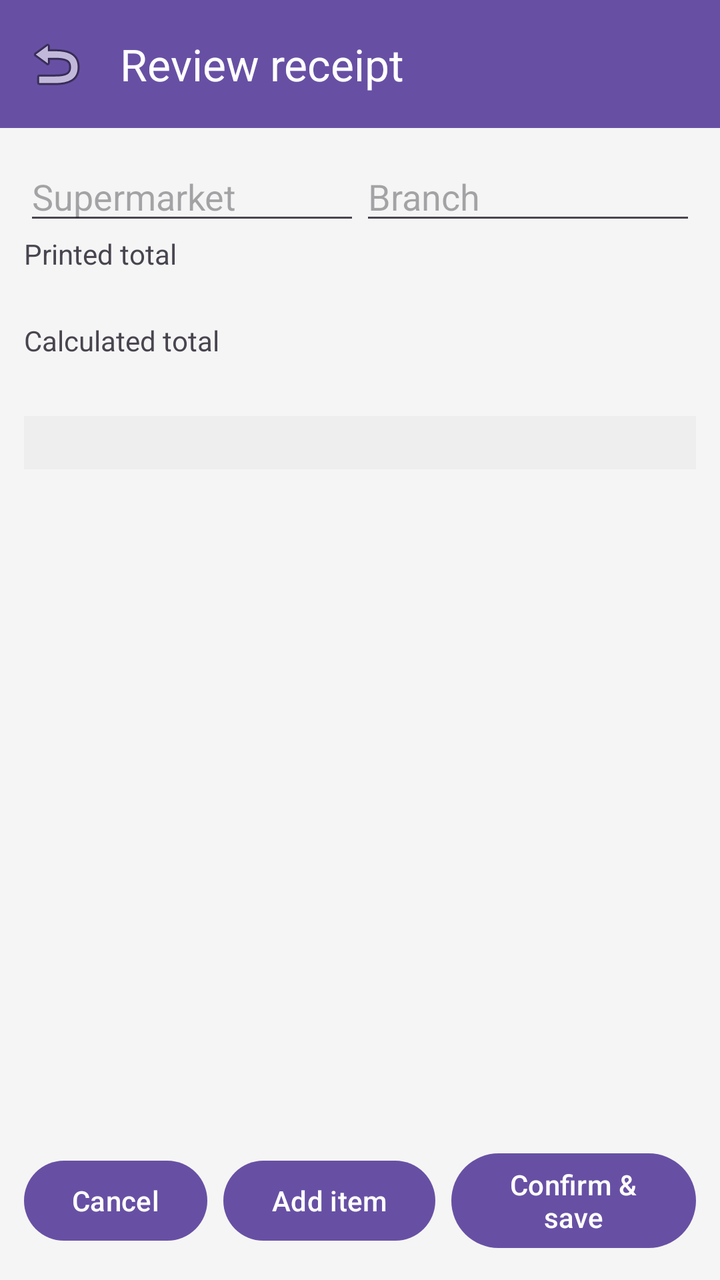
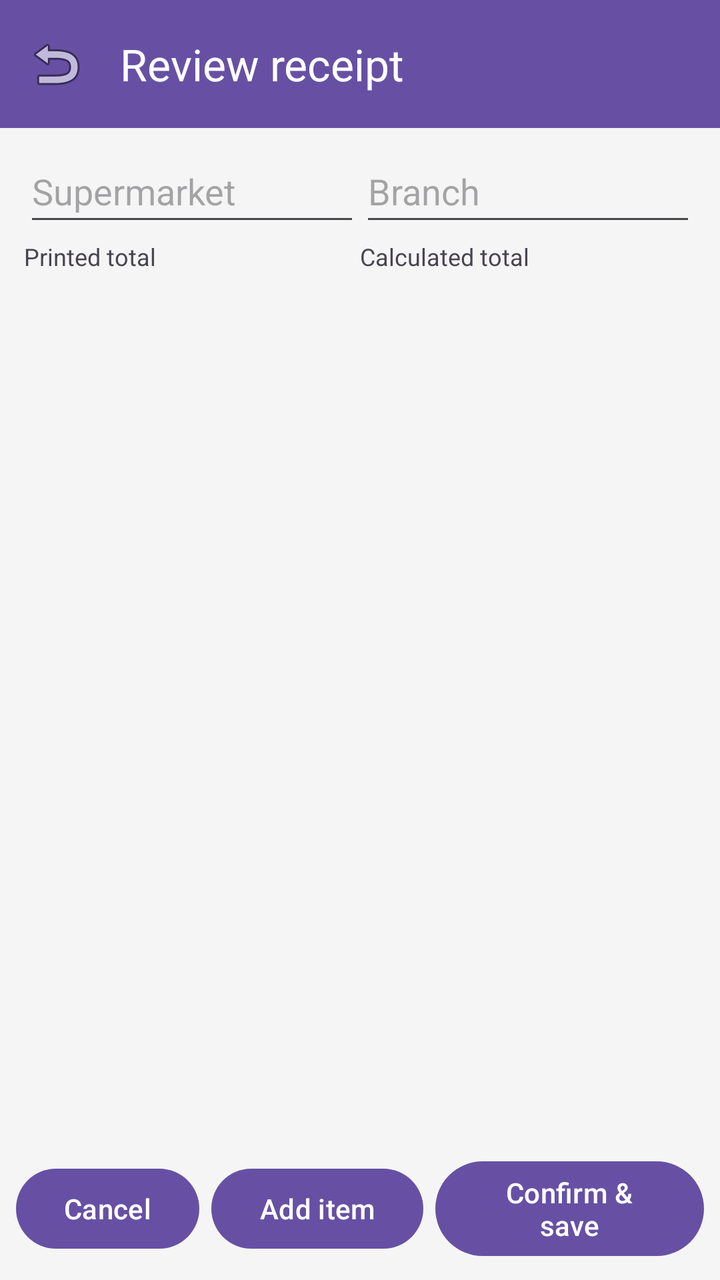

The first picture is an Android layout as it rendered before a commit; the second is the same layout after the commit. The layout source and the unified diff follow.
<!-- AndroidManifest.xml: application theme Theme.NzReceiptApp -->
<!-- res/layout/fragment_receipt_review.xml -->
<?xml version="1.0" encoding="utf-8"?>
<androidx.constraintlayout.widget.ConstraintLayout xmlns:android="http://schemas.android.com/apk/res/android"
    xmlns:app="http://schemas.android.com/apk/res-auto"
    android:layout_width="match_parent"
    android:layout_height="match_parent"
    android:background="#F5F5F5">

    <androidx.appcompat.widget.Toolbar
        android:id="@+id/toolbar"
        android:layout_width="0dp"
        android:layout_height="?attr/actionBarSize"
        android:background="?attr/colorPrimary"
        app:layout_constraintEnd_toEndOf="parent"
        app:layout_constraintStart_toStartOf="parent"
        app:layout_constraintTop_toTopOf="parent"
        app:navigationIcon="@android:drawable/ic_menu_revert"
        app:title="Review receipt"
        app:titleTextColor="@android:color/white" />

    <LinearLayout
        android:id="@+id/review_header"
        android:layout_width="0dp"
        android:layout_height="wrap_content"
        android:orientation="vertical"
        android:padding="12dp"
        app:layout_constraintEnd_toEndOf="parent"
        app:layout_constraintStart_toStartOf="parent"
        app:layout_constraintTop_toBottomOf="@id/toolbar">

        <LinearLayout
            android:layout_width="match_parent"
            android:layout_height="wrap_content"
            android:orientation="horizontal">

            <EditText
                android:id="@+id/edit_chain"
                android:layout_width="0dp"
                android:layout_height="wrap_content"
                android:layout_weight="1"
                android:hint="Supermarket" />

            <EditText
                android:id="@+id/edit_branch"
                android:layout_width="0dp"
                android:layout_height="wrap_content"
                android:layout_weight="1"
                android:hint="Branch" />
        </LinearLayout>

        <TextView
            android:layout_width="wrap_content"
            android:layout_height="wrap_content"
            android:text="Printed total" />

        <TextView
            android:id="@+id/txt_printed_total"
            android:layout_width="wrap_content"
            android:layout_height="wrap_content"
            android:textSize="18sp"
            android:textStyle="bold" />

        <TextView
            android:layout_width="wrap_content"
            android:layout_height="wrap_content"
            android:text="Calculated total" />

        <TextView
            android:id="@+id/txt_calculated_total"
            android:layout_width="wrap_content"
            android:layout_height="wrap_content"
            android:textSize="18sp"
            android:textStyle="bold" />

        <TextView
            android:id="@+id/txt_total_warning"
            android:layout_width="match_parent"
            android:layout_height="wrap_content"
            android:textColor="#B00020"
            android:visibility="gone" />

        <TextView
            android:id="@+id/txt_raw_ocr"
            android:layout_width="match_parent"
            android:layout_height="wrap_content"
            android:layout_marginTop="4dp"
            android:background="#EEEEEE"
            android:ellipsize="end"
            android:maxLines="3"
            android:padding="6dp"
            android:textSize="11sp" />
    </LinearLayout>

    <androidx.recyclerview.widget.RecyclerView
        android:id="@+id/rv_review_items"
        android:layout_width="0dp"
        android:layout_height="0dp"
        android:clipToPadding="false"
        android:paddingVertical="4dp"
        app:layout_constraintBottom_toTopOf="@id/review_actions"
        app:layout_constraintEnd_toEndOf="parent"
        app:layout_constraintStart_toStartOf="parent"
        app:layout_constraintTop_toBottomOf="@id/review_header" />

    <LinearLayout
        android:id="@+id/review_actions"
        android:layout_width="0dp"
        android:layout_height="wrap_content"
        android:gravity="end|center_vertical"
        android:orientation="horizontal"
        android:padding="12dp"
        app:layout_constraintBottom_toBottomOf="parent"
        app:layout_constraintEnd_toEndOf="parent"
        app:layout_constraintStart_toStartOf="parent">

        <ProgressBar
            android:id="@+id/progress_save"
            android:layout_width="32dp"
            android:layout_height="32dp"
            android:layout_marginEnd="8dp"
            android:visibility="gone" />

        <Button
            android:id="@+id/btn_cancel"
            android:layout_width="wrap_content"
            android:layout_height="wrap_content"
            android:text="Cancel" />

        <Button
            android:id="@+id/btn_add_item"
            android:layout_width="wrap_content"
            android:layout_height="wrap_content"
            android:layout_marginStart="8dp"
            android:text="Add item" />

        <Button
            android:id="@+id/btn_save_receipt"
            android:layout_width="wrap_content"
            android:layout_height="wrap_content"
            android:layout_marginStart="8dp"
            android:text="Confirm &amp; save" />
    </LinearLayout>
</androidx.constraintlayout.widget.ConstraintLayout>
<!-- resources referenced by this layout -->
<resources>
  <style name="Theme.NzReceiptApp" parent="Base.Theme.NzReceiptApp" />
  <style name="Base.Theme.NzReceiptApp" parent="Theme.Material3.DayNight.NoActionBar">
          
          
      </style>
</resources>

<!-- the commit's change to res/layout/fragment_receipt_review.xml (unified diff, before → after) -->
@@ -1,5 +1,6 @@
 <?xml version="1.0" encoding="utf-8"?>
-<androidx.constraintlayout.widget.ConstraintLayout xmlns:android="http://schemas.android.com/apk/res/android"
+<androidx.constraintlayout.widget.ConstraintLayout
+    xmlns:android="http://schemas.android.com/apk/res/android"
     xmlns:app="http://schemas.android.com/apk/res-auto"
     android:layout_width="match_parent"
     android:layout_height="match_parent"
@@ -22,7 +23,9 @@
         android:layout_width="0dp"
         android:layout_height="wrap_content"
         android:orientation="vertical"
-        android:padding="12dp"
+        android:paddingHorizontal="12dp"
+        android:paddingTop="6dp"
+        android:paddingBottom="4dp"
         app:layout_constraintEnd_toEndOf="parent"
         app:layout_constraintStart_toStartOf="parent"
         app:layout_constraintTop_toBottomOf="@id/toolbar">
@@ -35,59 +38,77 @@
             <EditText
                 android:id="@+id/edit_chain"
                 android:layout_width="0dp"
-                android:layout_height="wrap_content"
+                android:layout_height="48dp"
                 android:layout_weight="1"
-                android:hint="Supermarket" />
+                android:hint="Supermarket"
+                android:singleLine="true" />
 
             <EditText
                 android:id="@+id/edit_branch"
                 android:layout_width="0dp"
+                android:layout_height="48dp"
+                android:layout_weight="1"
+                android:hint="Branch"
+                android:singleLine="true" />
+        </LinearLayout>
+
+        
+        <LinearLayout
+            android:layout_width="match_parent"
+            android:layout_height="wrap_content"
+            android:orientation="horizontal"
+            android:paddingTop="2dp">
+
+            <LinearLayout
+                android:layout_width="0dp"
                 android:layout_height="wrap_content"
                 android:layout_weight="1"
-                android:hint="Branch" />
+                android:orientation="vertical">
+
+                <TextView
+                    android:layout_width="wrap_content"
+                    android:layout_height="wrap_content"
+                    android:text="Printed total"
+                    android:textSize="12sp" />
+
+                <TextView
+                    android:id="@+id/txt_printed_total"
+                    android:layout_width="wrap_content"
+                    android:layout_height="wrap_content"
+                    android:textSize="18sp"
+                    android:textStyle="bold" />
+            </LinearLayout>
+
+            <LinearLayout
+                android:layout_width="0dp"
+                android:layout_height="wrap_content"
+                android:layout_weight="1"
+                android:orientation="vertical">
+
+                <TextView
+                    android:layout_width="wrap_content"
+                    android:layout_height="wrap_content"
+                    android:text="Calculated total"
+                    android:textSize="12sp" />
+
+                <TextView
+                    android:id="@+id/txt_calculated_total"
+                    android:layout_width="wrap_content"
+                    android:layout_height="wrap_content"
+                    android:textSize="18sp"
+                    android:textStyle="bold" />
+            </LinearLayout>
         </LinearLayout>
-
-        <TextView
-            android:layout_width="wrap_content"
-            android:layout_height="wrap_content"
-            android:text="Printed total" />
-
-        <TextView
-            android:id="@+id/txt_printed_total"
-            android:layout_width="wrap_content"
-            android:layout_height="wrap_content"
-            android:textSize="18sp"
-            android:textStyle="bold" />
-
-        <TextView
-            android:layout_width="wrap_content"
-            android:layout_height="wrap_content"
-            android:text="Calculated total" />
-
-        <TextView
-            android:id="@+id/txt_calculated_total"
-            android:layout_width="wrap_content"
-            android:layout_height="wrap_content"
-            android:textSize="18sp"
-            android:textStyle="bold" />
 
         <TextView
             android:id="@+id/txt_total_warning"
             android:layout_width="match_parent"
             android:layout_height="wrap_content"
+            android:paddingTop="2dp"
             android:textColor="#B00020"
+            android:textSize="12sp"
             android:visibility="gone" />
 
-        <TextView
-            android:id="@+id/txt_raw_ocr"
-            android:layout_width="match_parent"
-            android:layout_height="wrap_content"
-            android:layout_marginTop="4dp"
-            android:background="#EEEEEE"
-            android:ellipsize="end"
-            android:maxLines="3"
-            android:padding="6dp"
-            android:textSize="11sp" />
     </LinearLayout>
 
     <androidx.recyclerview.widget.RecyclerView
@@ -95,7 +116,7 @@
         android:layout_width="0dp"
         android:layout_height="0dp"
         android:clipToPadding="false"
-        android:paddingVertical="4dp"
+        android:paddingVertical="2dp"
         app:layout_constraintBottom_toTopOf="@id/review_actions"
         app:layout_constraintEnd_toEndOf="parent"
         app:layout_constraintStart_toStartOf="parent"
@@ -107,7 +128,7 @@
         android:layout_height="wrap_content"
         android:gravity="end|center_vertical"
         android:orientation="horizontal"
-        android:padding="12dp"
+        android:padding="8dp"
         app:layout_constraintBottom_toBottomOf="parent"
         app:layout_constraintEnd_toEndOf="parent"
         app:layout_constraintStart_toStartOf="parent">
@@ -116,7 +137,7 @@
             android:id="@+id/progress_save"
             android:layout_width="32dp"
             android:layout_height="32dp"
-            android:layout_marginEnd="8dp"
+            android:layout_marginEnd="6dp"
             android:visibility="gone" />
 
         <Button
@@ -129,14 +150,15 @@
             android:id="@+id/btn_add_item"
             android:layout_width="wrap_content"
             android:layout_height="wrap_content"
-            android:layout_marginStart="8dp"
+            android:layout_marginStart="6dp"
             android:text="Add item" />
 
         <Button
             android:id="@+id/btn_save_receipt"
             android:layout_width="wrap_content"
             android:layout_height="wrap_content"
-            android:layout_marginStart="8dp"
+            android:layout_marginStart="6dp"
             android:text="Confirm &amp; save" />
     </LinearLayout>
+
 </androidx.constraintlayout.widget.ConstraintLayout>
